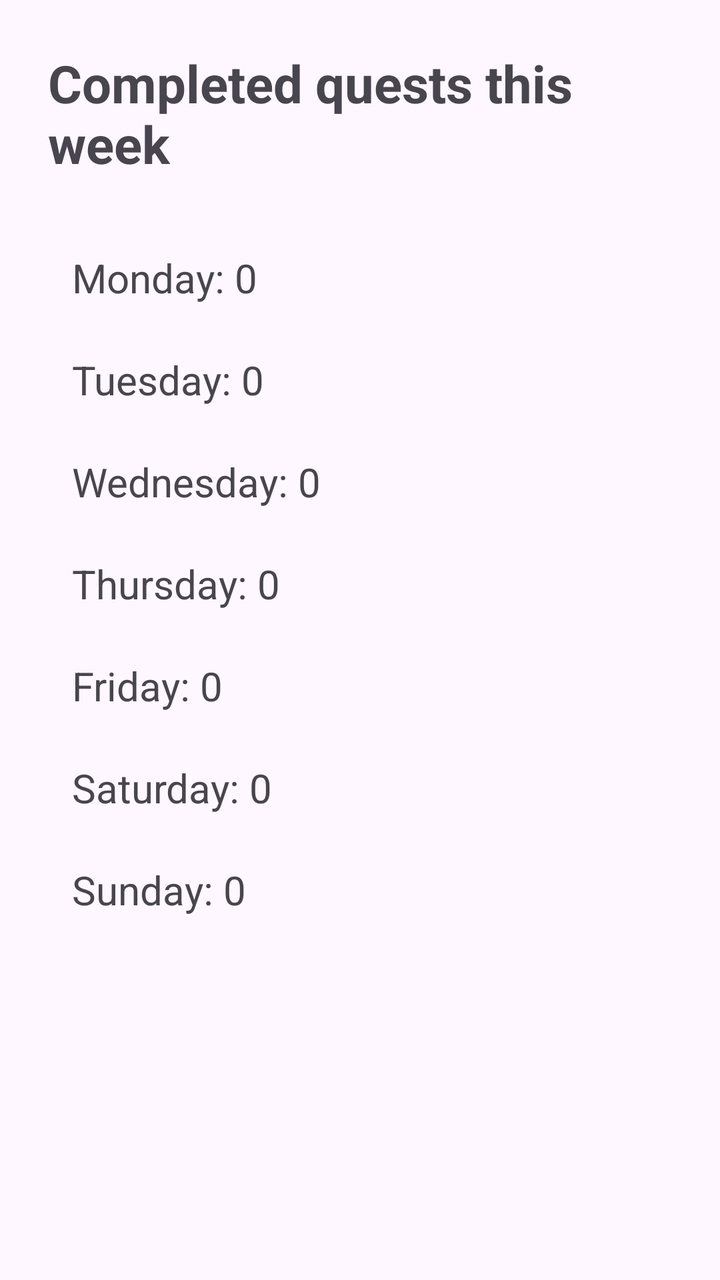
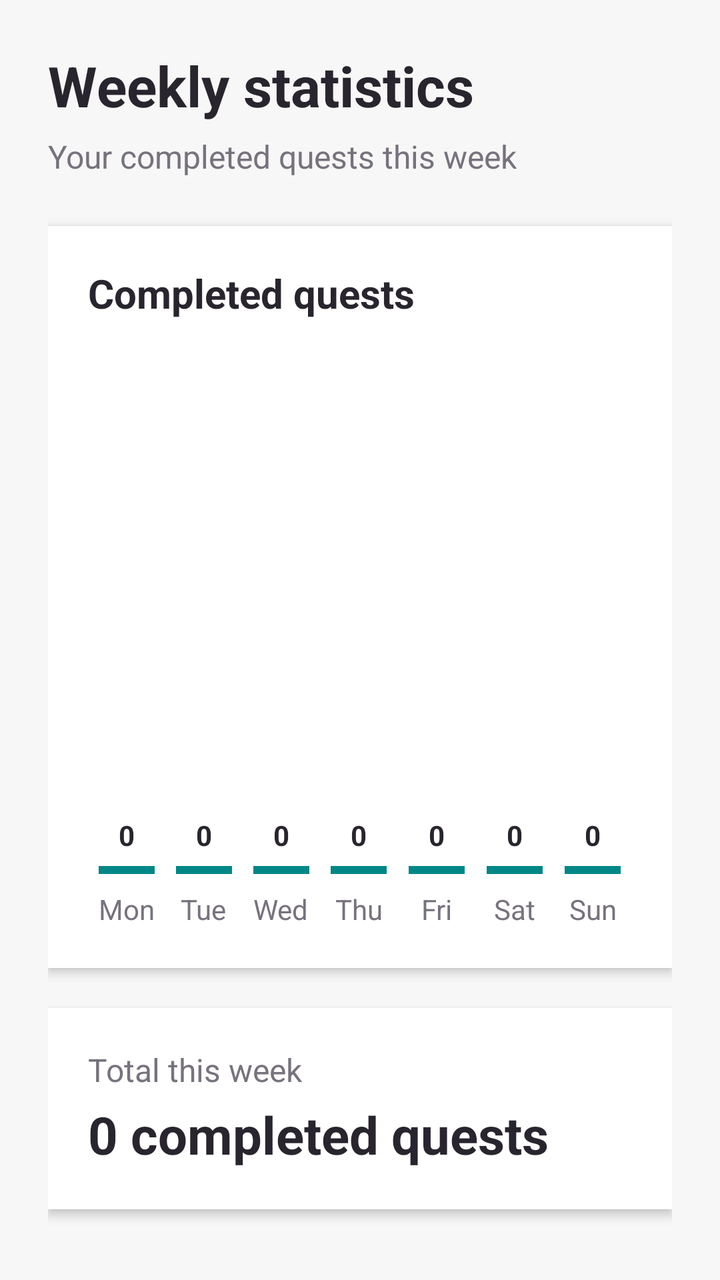

The first picture is an Android layout as it rendered before a commit; the second is the same layout after the commit. The layout source and the unified diff follow.
<!-- AndroidManifest.xml: application theme Theme.WellnessQuest -->
<!-- res/layout/activity_statistics.xml -->
<?xml version="1.0" encoding="utf-8"?>
<ScrollView xmlns:android="http://schemas.android.com/apk/res/android"
    android:layout_width="match_parent"
    android:layout_height="match_parent">

    <LinearLayout
        android:layout_width="match_parent"
        android:layout_height="wrap_content"
        android:orientation="vertical"
        android:padding="24dp">

        <TextView
            android:layout_width="wrap_content"
            android:layout_height="wrap_content"
            android:layout_gravity="center_horizontal"
            android:layout_marginBottom="24dp"
            android:text="Completed quests this week"
            android:textSize="26sp"
            android:textStyle="bold" />

        <TextView
            android:id="@+id/textMonday"
            android:layout_width="match_parent"
            android:layout_height="wrap_content"
            android:padding="12dp"
            android:text="Monday: 0"
            android:textSize="20sp" />

        <TextView
            android:id="@+id/textTuesday"
            android:layout_width="match_parent"
            android:layout_height="wrap_content"
            android:padding="12dp"
            android:text="Tuesday: 0"
            android:textSize="20sp" />

        <TextView
            android:id="@+id/textWednesday"
            android:layout_width="match_parent"
            android:layout_height="wrap_content"
            android:padding="12dp"
            android:text="Wednesday: 0"
            android:textSize="20sp" />

        <TextView
            android:id="@+id/textThursday"
            android:layout_width="match_parent"
            android:layout_height="wrap_content"
            android:padding="12dp"
            android:text="Thursday: 0"
            android:textSize="20sp" />

        <TextView
            android:id="@+id/textFriday"
            android:layout_width="match_parent"
            android:layout_height="wrap_content"
            android:padding="12dp"
            android:text="Friday: 0"
            android:textSize="20sp" />

        <TextView
            android:id="@+id/textSaturday"
            android:layout_width="match_parent"
            android:layout_height="wrap_content"
            android:padding="12dp"
            android:text="Saturday: 0"
            android:textSize="20sp" />

        <TextView
            android:id="@+id/textSunday"
            android:layout_width="match_parent"
            android:layout_height="wrap_content"
            android:padding="12dp"
            android:text="Sunday: 0"
            android:textSize="20sp" />

    </LinearLayout>
</ScrollView>
<!-- resources referenced by this layout -->
<resources>
  <style name="Theme.WellnessQuest" parent="Base.Theme.WellnessQuest" />
  <style name="Base.Theme.WellnessQuest" parent="Theme.Material3.DayNight.NoActionBar">
          <item name="buttonStyle">@style/CustomButtonStyle</item>
      </style>
  <style name="CustomButtonStyle" parent="android:Widget.Button">
          <item name="backgroundTint">@color/my_button_color</item>
      </style>
  <color name="my_button_color">#FF018786</color>
</resources>

<!-- the commit's change to res/layout/activity_statistics.xml (unified diff, before → after) -->
@@ -1,7 +1,9 @@
 <?xml version="1.0" encoding="utf-8"?>
 <ScrollView xmlns:android="http://schemas.android.com/apk/res/android"
     android:layout_width="match_parent"
-    android:layout_height="match_parent">
+    android:layout_height="match_parent"
+    android:fillViewport="true"
+    android:background="#F7F7F7">
 
     <LinearLayout
         android:layout_width="match_parent"
@@ -12,67 +14,289 @@
         <TextView
             android:layout_width="wrap_content"
             android:layout_height="wrap_content"
-            android:layout_gravity="center_horizontal"
-            android:layout_marginBottom="24dp"
-            android:text="Completed quests this week"
-            android:textSize="26sp"
+            android:text="Weekly statistics"
+            android:textColor="#29252E"
+            android:textSize="28sp"
             android:textStyle="bold" />
 
         <TextView
-            android:id="@+id/textMonday"
+            android:layout_width="wrap_content"
+            android:layout_height="wrap_content"
+            android:layout_marginTop="6dp"
+            android:text="Your completed quests this week"
+            android:textColor="#77727D"
+            android:textSize="16sp" />
+
+        <LinearLayout
             android:layout_width="match_parent"
             android:layout_height="wrap_content"
-            android:padding="12dp"
-            android:text="Monday: 0"
-            android:textSize="20sp" />
-
-        <TextView
-            android:id="@+id/textTuesday"
+            android:layout_marginTop="24dp"
+            android:background="@android:color/white"
+            android:elevation="3dp"
+            android:orientation="vertical"
+            android:padding="20dp">
+
+            <TextView
+                android:layout_width="wrap_content"
+                android:layout_height="wrap_content"
+                android:text="Completed quests"
+                android:textColor="#29252E"
+                android:textSize="20sp"
+                android:textStyle="bold" />
+
+            <LinearLayout
+                android:layout_width="match_parent"
+                android:layout_height="280dp"
+                android:layout_marginTop="24dp"
+                android:gravity="bottom"
+                android:orientation="horizontal">
+
+                
+                <LinearLayout
+                    android:layout_width="0dp"
+                    android:layout_height="match_parent"
+                    android:layout_weight="1"
+                    android:gravity="bottom|center_horizontal"
+                    android:orientation="vertical">
+
+                    <TextView
+                        android:id="@+id/valueMonday"
+                        android:layout_width="wrap_content"
+                        android:layout_height="wrap_content"
+                        android:text="0"
+                        android:textColor="#29252E"
+                        android:textStyle="bold" />
+
+                    <View
+                        android:id="@+id/barMonday"
+                        android:layout_width="28dp"
+                        android:layout_height="4dp"
+                        android:layout_marginTop="6dp"
+                        android:background="@color/teal_700" />
+
+                    <TextView
+                        android:layout_width="wrap_content"
+                        android:layout_height="wrap_content"
+                        android:layout_marginTop="8dp"
+                        android:text="Mon"
+                        android:textColor="#77727D" />
+                </LinearLayout>
+
+                
+                <LinearLayout
+                    android:layout_width="0dp"
+                    android:layout_height="match_parent"
+                    android:layout_weight="1"
+                    android:gravity="bottom|center_horizontal"
+                    android:orientation="vertical">
+
+                    <TextView
+                        android:id="@+id/valueTuesday"
+                        android:layout_width="wrap_content"
+                        android:layout_height="wrap_content"
+                        android:text="0"
+                        android:textColor="#29252E"
+                        android:textStyle="bold" />
+
+                    <View
+                        android:id="@+id/barTuesday"
+                        android:layout_width="28dp"
+                        android:layout_height="4dp"
+                        android:layout_marginTop="6dp"
+                        android:background="@color/teal_700" />
+
+                    <TextView
+                        android:layout_width="wrap_content"
+                        android:layout_height="wrap_content"
+                        android:layout_marginTop="8dp"
+                        android:text="Tue"
+                        android:textColor="#77727D" />
+                </LinearLayout>
+
+                
+                <LinearLayout
+                    android:layout_width="0dp"
+                    android:layout_height="match_parent"
+                    android:layout_weight="1"
+                    android:gravity="bottom|center_horizontal"
+                    android:orientation="vertical">
+
+                    <TextView
+                        android:id="@+id/valueWednesday"
+                        android:layout_width="wrap_content"
+                        android:layout_height="wrap_content"
+                        android:text="0"
+                        android:textColor="#29252E"
+                        android:textStyle="bold" />
+
+                    <View
+                        android:id="@+id/barWednesday"
+                        android:layout_width="28dp"
+                        android:layout_height="4dp"
+                        android:layout_marginTop="6dp"
+                        android:background="@color/teal_700" />
+
+                    <TextView
+                        android:layout_width="wrap_content"
+                        android:layout_height="wrap_content"
+                        android:layout_marginTop="8dp"
+                        android:text="Wed"
+                        android:textColor="#77727D" />
+                </LinearLayout>
+
+                
+                <LinearLayout
+                    android:layout_width="0dp"
+                    android:layout_height="match_parent"
+                    android:layout_weight="1"
+                    android:gravity="bottom|center_horizontal"
+                    android:orientation="vertical">
+
+                    <TextView
+                        android:id="@+id/valueThursday"
+                        android:layout_width="wrap_content"
+                        android:layout_height="wrap_content"
+                        android:text="0"
+                        android:textColor="#29252E"
+                        android:textStyle="bold" />
+
+                    <View
+                        android:id="@+id/barThursday"
+                        android:layout_width="28dp"
+                        android:layout_height="4dp"
+                        android:layout_marginTop="6dp"
+                        android:background="@color/teal_700" />
+
+                    <TextView
+                        android:layout_width="wrap_content"
+                        android:layout_height="wrap_content"
+                        android:layout_marginTop="8dp"
+                        android:text="Thu"
+                        android:textColor="#77727D" />
+                </LinearLayout>
+
+                
+                <LinearLayout
+                    android:layout_width="0dp"
+                    android:layout_height="match_parent"
+                    android:layout_weight="1"
+                    android:gravity="bottom|center_horizontal"
+                    android:orientation="vertical">
+
+                    <TextView
+                        android:id="@+id/valueFriday"
+                        android:layout_width="wrap_content"
+                        android:layout_height="wrap_content"
+                        android:text="0"
+                        android:textColor="#29252E"
+                        android:textStyle="bold" />
+
+                    <View
+                        android:id="@+id/barFriday"
+                        android:layout_width="28dp"
+                        android:layout_height="4dp"
+                        android:layout_marginTop="6dp"
+                        android:background="@color/teal_700" />
+
+                    <TextView
+                        android:layout_width="wrap_content"
+                        android:layout_height="wrap_content"
+                        android:layout_marginTop="8dp"
+                        android:text="Fri"
+                        android:textColor="#77727D" />
+                </LinearLayout>
+
+                
+                <LinearLayout
+                    android:layout_width="0dp"
+                    android:layout_height="match_parent"
+                    android:layout_weight="1"
+                    android:gravity="bottom|center_horizontal"
+                    android:orientation="vertical">
+
+                    <TextView
+                        android:id="@+id/valueSaturday"
+                        android:layout_width="wrap_content"
+                        android:layout_height="wrap_content"
+                        android:text="0"
+                        android:textColor="#29252E"
+                        android:textStyle="bold" />
+
+                    <View
+                        android:id="@+id/barSaturday"
+                        android:layout_width="28dp"
+                        android:layout_height="4dp"
+                        android:layout_marginTop="6dp"
+                        android:background="@color/teal_700" />
+
+                    <TextView
+                        android:layout_width="wrap_content"
+                        android:layout_height="wrap_content"
+                        android:layout_marginTop="8dp"
+                        android:text="Sat"
+                        android:textColor="#77727D" />
+                </LinearLayout>
+
+                
+                <LinearLayout
+                    android:layout_width="0dp"
+                    android:layout_height="match_parent"
+                    android:layout_weight="1"
+                    android:gravity="bottom|center_horizontal"
+                    android:orientation="vertical">
+
+                    <TextView
+                        android:id="@+id/valueSunday"
+                        android:layout_width="wrap_content"
+                        android:layout_height="wrap_content"
+                        android:text="0"
+                        android:textColor="#29252E"
+                        android:textStyle="bold" />
+
+                    <View
+                        android:id="@+id/barSunday"
+                        android:layout_width="28dp"
+                        android:layout_height="4dp"
+                        android:layout_marginTop="6dp"
+                        android:background="@color/teal_700" />
+
+                    <TextView
+                        android:layout_width="wrap_content"
+                        android:layout_height="wrap_content"
+                        android:layout_marginTop="8dp"
+                        android:text="Sun"
+                        android:textColor="#77727D" />
+                </LinearLayout>
+
+            </LinearLayout>
+        </LinearLayout>
+
+        <LinearLayout
             android:layout_width="match_parent"
             android:layout_height="wrap_content"
-            android:padding="12dp"
-            android:text="Tuesday: 0"
-            android:textSize="20sp" />
-
-        <TextView
-            android:id="@+id/textWednesday"
-            android:layout_width="match_parent"
-            android:layout_height="wrap_content"
-            android:padding="12dp"
-            android:text="Wednesday: 0"
-            android:textSize="20sp" />
-
-        <TextView
-            android:id="@+id/textThursday"
-            android:layout_width="match_parent"
-            android:layout_height="wrap_content"
-            android:padding="12dp"
-            android:text="Thursday: 0"
-            android:textSize="20sp" />
-
-        <TextView
-            android:id="@+id/textFriday"
-            android:layout_width="match_parent"
-            android:layout_height="wrap_content"
-            android:padding="12dp"
-            android:text="Friday: 0"
-            android:textSize="20sp" />
-
-        <TextView
-            android:id="@+id/textSaturday"
-            android:layout_width="match_parent"
-            android:layout_height="wrap_content"
-            android:padding="12dp"
-            android:text="Saturday: 0"
-            android:textSize="20sp" />
-
-        <TextView
-            android:id="@+id/textSunday"
-            android:layout_width="match_parent"
-            android:layout_height="wrap_content"
-            android:padding="12dp"
-            android:text="Sunday: 0"
-            android:textSize="20sp" />
+            android:layout_marginTop="20dp"
+            android:background="@android:color/white"
+            android:elevation="3dp"
+            android:orientation="vertical"
+            android:padding="20dp">
+
+            <TextView
+                android:layout_width="wrap_content"
+                android:layout_height="wrap_content"
+                android:text="Total this week"
+                android:textColor="#77727D"
+                android:textSize="16sp" />
+
+            <TextView
+                android:id="@+id/textWeeklyTotal"
+                android:layout_width="wrap_content"
+                android:layout_height="wrap_content"
+                android:layout_marginTop="4dp"
+                android:text="0 completed quests"
+                android:textColor="#29252E"
+                android:textSize="26sp"
+                android:textStyle="bold" />
+        </LinearLayout>
 
     </LinearLayout>
 </ScrollView>
<!-- resource entries referenced after the edit -->
@@ -1,5 +1,6 @@
 <!-- resources referenced by this layout -->
 <resources>
+  <color name="teal_700">#FF018786</color>
   <style name="Theme.WellnessQuest" parent="Base.Theme.WellnessQuest" />
   <style name="Base.Theme.WellnessQuest" parent="Theme.Material3.DayNight.NoActionBar">
           <item name="buttonStyle">@style/CustomButtonStyle</item>
